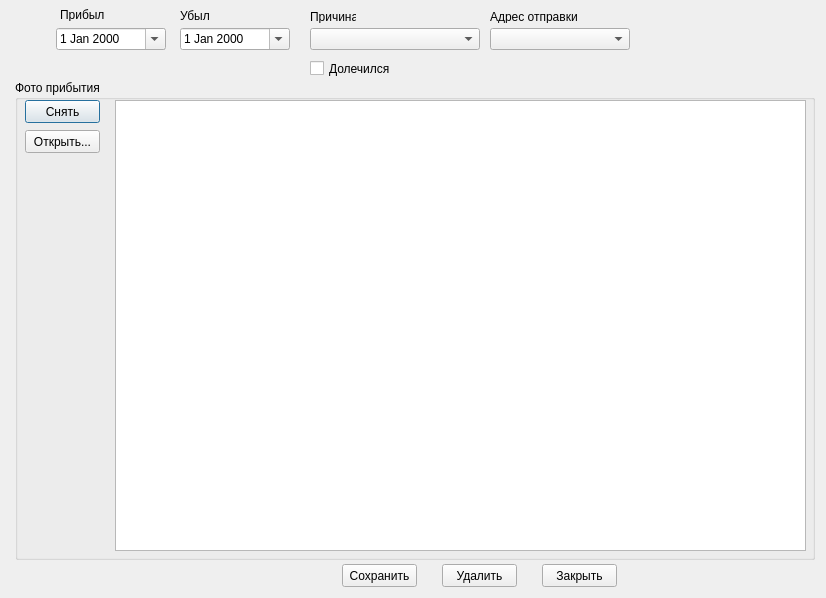
The window that arrive_form.ui (moisizz/Rehab-Database-Client) describes before a commit, drawn with Qt 5.
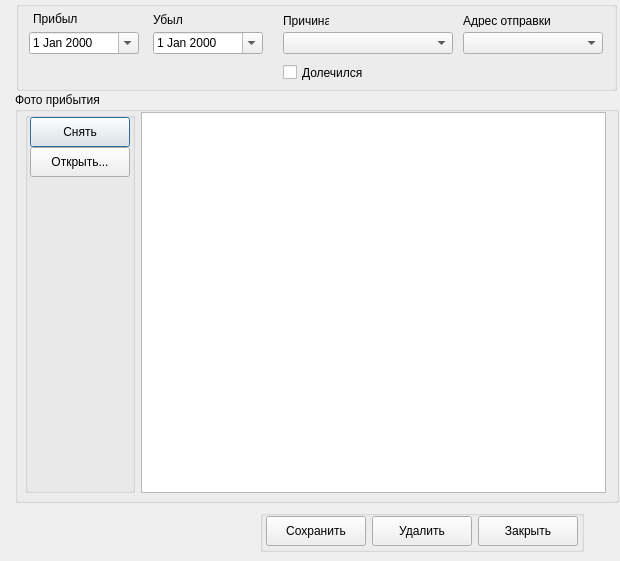
The same window after the commit.

Diff of the .ui file:
```diff
--- a/arrive_form.ui
+++ b/arrive_form.ui
@@ -6,214 +6,396 @@
    <rect>
     <x>0</x>
     <y>0</y>
-    <width>826</width>
-    <height>598</height>
+    <width>620</width>
+    <height>561</height>
    </rect>
   </property>
+  <property name="minimumSize">
+   <size>
+    <width>0</width>
+    <height>42</height>
+   </size>
+  </property>
   <property name="windowTitle">
    <string>Прибытие/убытие</string>
   </property>
   <property name="modal">
    <bool>true</bool>
   </property>
-  <widget class="QLabel" name="label_2">
-   <property name="geometry">
-    <rect>
-     <x>60</x>
-     <y>8</y>
-     <width>46</width>
-     <height>13</height>
-    </rect>
-   </property>
-   <property name="text">
-    <string>Прибыл</string>
-   </property>
-  </widget>
-  <widget class="QLabel" name="label_3">
-   <property name="geometry">
-    <rect>
-     <x>180</x>
-     <y>8</y>
-     <width>31</width>
-     <height>16</height>
-    </rect>
-   </property>
-   <property name="text">
-    <string>Убыл</string>
-   </property>
-  </widget>
-  <widget class="QLabel" name="label_4">
-   <property name="geometry">
-    <rect>
-     <x>310</x>
-     <y>10</y>
-     <width>46</width>
-     <height>13</height>
-    </rect>
-   </property>
-   <property name="text">
-    <string>Причина</string>
-   </property>
-  </widget>
-  <widget class="QDateEdit" name="arrive_date">
-   <property name="geometry">
-    <rect>
-     <x>56</x>
-     <y>28</y>
-     <width>110</width>
-     <height>22</height>
-    </rect>
-   </property>
-   <property name="calendarPopup">
-    <bool>true</bool>
-   </property>
-  </widget>
-  <widget class="QDateEdit" name="leave_date">
-   <property name="geometry">
-    <rect>
-     <x>180</x>
-     <y>28</y>
-     <width>110</width>
-     <height>22</height>
-    </rect>
-   </property>
-   <property name="calendarPopup">
-    <bool>true</bool>
-   </property>
-  </widget>
-  <widget class="QGroupBox" name="groupBox">
+  <widget class="QGroupBox" name="fotoBox">
    <property name="geometry">
     <rect>
      <x>15</x>
-     <y>80</y>
-     <width>800</width>
-     <height>480</height>
+     <y>92</y>
+     <width>604</width>
+     <height>411</height>
     </rect>
    </property>
+   <property name="sizePolicy">
+    <sizepolicy hsizetype="Minimum" vsizetype="Minimum">
+     <horstretch>0</horstretch>
+     <verstretch>0</verstretch>
+    </sizepolicy>
+   </property>
+   <property name="minimumSize">
+    <size>
+     <width>400</width>
+     <height>400</height>
+    </size>
+   </property>
    <property name="title">
     <string>Фото прибытия</string>
    </property>
-   <widget class="QGraphicsView" name="fotoArea">
+   <widget class="QWidget" name="horizontalLayoutWidget">
     <property name="geometry">
      <rect>
-      <x>100</x>
+      <x>10</x>
       <y>20</y>
-      <width>691</width>
-      <height>451</height>
+      <width>581</width>
+      <height>381</height>
      </rect>
     </property>
+    <layout class="QHBoxLayout" name="fotoLayout">
+     <item>
+      <widget class="QGroupBox" name="fotoButtonBox">
+       <property name="sizePolicy">
+        <sizepolicy hsizetype="Minimum" vsizetype="Minimum">
+         <horstretch>0</horstretch>
+         <verstretch>0</verstretch>
+        </sizepolicy>
+       </property>
+       <property name="minimumSize">
+        <size>
+         <width>110</width>
+         <height>70</height>
+        </size>
+       </property>
+       <property name="title">
+        <string/>
+       </property>
+       <widget class="QPushButton" name="makeFoto">
+        <property name="geometry">
+         <rect>
+          <x>5</x>
+          <y>5</y>
+          <width>100</width>
+          <height>30</height>
+         </rect>
+        </property>
+        <property name="sizePolicy">
+         <sizepolicy hsizetype="Fixed" vsizetype="Fixed">
+          <horstretch>0</horstretch>
+          <verstretch>0</verstretch>
+         </sizepolicy>
+        </property>
+        <property name="minimumSize">
+         <size>
+          <width>100</width>
+          <height>30</height>
+         </size>
+        </property>
+        <property name="layoutDirection">
+         <enum>Qt::LeftToRight</enum>
+        </property>
+        <property name="text">
+         <string>Снять</string>
+        </property>
+       </widget>
+       <widget class="QPushButton" name="openFoto">
+        <property name="geometry">
+         <rect>
+          <x>5</x>
+          <y>35</y>
+          <width>100</width>
+          <height>30</height>
+         </rect>
+        </property>
+        <property name="sizePolicy">
+         <sizepolicy hsizetype="Fixed" vsizetype="Fixed">
+          <horstretch>0</horstretch>
+          <verstretch>0</verstretch>
+         </sizepolicy>
+        </property>
+        <property name="minimumSize">
+         <size>
+          <width>100</width>
+          <height>30</height>
+         </size>
+        </property>
+        <property name="layoutDirection">
+         <enum>Qt::LeftToRight</enum>
+        </property>
+        <property name="text">
+         <string>Открыть...</string>
+        </property>
+       </widget>
+      </widget>
+     </item>
+     <item>
+      <widget class="QGraphicsView" name="fotoArea"/>
+     </item>
+    </layout>
    </widget>
-   <widget class="QPushButton" name="makeFoto">
+  </widget>
+  <widget class="QGroupBox" name="fieldsBox">
+   <property name="geometry">
+    <rect>
+     <x>16</x>
+     <y>1</y>
+     <width>601</width>
+     <height>90</height>
+    </rect>
+   </property>
+   <property name="sizePolicy">
+    <sizepolicy hsizetype="Minimum" vsizetype="Minimum">
+     <horstretch>0</horstretch>
+     <verstretch>0</verstretch>
+    </sizepolicy>
+   </property>
+   <property name="minimumSize">
+    <size>
+     <width>601</width>
+     <height>90</height>
+    </size>
+   </property>
+   <property name="title">
+    <string/>
+   </property>
+   <widget class="QCheckBox" name="is_cure">
     <property name="geometry">
      <rect>
-      <x>10</x>
-      <y>20</y>
-      <width>75</width>
-      <height>23</height>
+      <x>267</x>
+      <y>63</y>
+      <width>80</width>
+      <height>17</height>
      </rect>
     </property>
     <property name="text">
-     <string>Снять</string>
+     <string>Долечился</string>
     </property>
    </widget>
-   <widget class="QPushButton" name="openFoto">
+   <widget class="QComboBox" name="send_address_id">
     <property name="geometry">
      <rect>
-      <x>10</x>
-      <y>50</y>
-      <width>75</width>
-      <height>23</height>
+      <x>447</x>
+      <y>31</y>
+      <width>140</width>
+      <height>22</height>
      </rect>
     </property>
+   </widget>
+   <widget class="QDateEdit" name="arrive_date">
+    <property name="geometry">
+     <rect>
+      <x>13</x>
+      <y>31</y>
+      <width>110</width>
+      <height>22</height>
+     </rect>
+    </property>
+    <property name="calendarPopup">
+     <bool>true</bool>
+    </property>
+   </widget>
+   <widget class="QLabel" name="label_3">
+    <property name="geometry">
+     <rect>
+      <x>137</x>
+      <y>11</y>
+      <width>31</width>
+      <height>16</height>
+     </rect>
+    </property>
     <property name="text">
-     <string>Открыть...</string>
+     <string>Убыл</string>
     </property>
    </widget>
+   <widget class="QComboBox" name="leave_cause_id">
+    <property name="geometry">
+     <rect>
+      <x>267</x>
+      <y>31</y>
+      <width>170</width>
+      <height>22</height>
+     </rect>
+    </property>
+   </widget>
+   <widget class="QLabel" name="label_2">
+    <property name="geometry">
+     <rect>
+      <x>17</x>
+      <y>11</y>
+      <width>46</width>
+      <height>13</height>
+     </rect>
+    </property>
+    <property name="text">
+     <string>Прибыл</string>
+    </property>
+   </widget>
+   <widget class="QLabel" name="label_4">
+    <property name="geometry">
+     <rect>
+      <x>267</x>
+      <y>13</y>
+      <width>46</width>
+      <height>13</height>
+     </rect>
+    </property>
+    <property name="text">
+     <string>Причина</string>
+    </property>
+   </widget>
+   <widget class="QDateEdit" name="leave_date">
+    <property name="geometry">
+     <rect>
+      <x>137</x>
+      <y>31</y>
+      <width>110</width>
+      <height>22</height>
+     </rect>
+    </property>
+    <property name="calendarPopup">
+     <bool>true</bool>
+    </property>
+   </widget>
+   <widget class="QLabel" name="send_address_id_label">
+    <property name="geometry">
+     <rect>
+      <x>447</x>
+      <y>13</y>
+      <width>90</width>
+      <height>13</height>
+     </rect>
+    </property>
+    <property name="text">
+     <string>Адрес отправки</string>
+    </property>
+   </widget>
   </widget>
-  <widget class="QPushButton" name="saveButton">
+  <widget class="QGroupBox" name="buttonBox">
    <property name="geometry">
     <rect>
-     <x>342</x>
-     <y>564</y>
-     <width>75</width>
-     <height>23</height>
+     <x>260</x>
+     <y>510</y>
+     <width>324</width>
+     <height>42</height>
     </rect>
    </property>
-   <property name="text">
-    <string>Сохранить</string>
+   <property name="sizePolicy">
+    <sizepolicy hsizetype="Minimum" vsizetype="Fixed">
+     <horstretch>0</horstretch>
+     <verstretch>0</verstretch>
+    </sizepolicy>
    </property>
-  </widget>
-  <widget class="QPushButton" name="deleteButton">
-   <property name="geometry">
-    <rect>
-     <x>442</x>
-     <y>564</y>
-     <width>75</width>
-     <height>23</height>
-    </rect>
+   <property name="minimumSize">
+    <size>
+     <width>324</width>
+     <height>42</height>
+    </size>
    </property>
-   <property name="text">
-    <string>Удалить</string>
+   <property name="title">
+    <string/>
    </property>
-  </widget>
-  <widget class="QPushButton" name="closeButton">
-   <property name="geometry">
-    <rect>
-     <x>542</x>
-     <y>564</y>
-     <width>75</width>
-     <height>23</height>
-    </rect>
-   </property>
-   <property name="text">
-    <string>Закрыть</string>
-   </property>
-  </widget>
-  <widget class="QCheckBox" name="is_cure">
-   <property name="geometry">
-    <rect>
-     <x>310</x>
-     <y>60</y>
-     <width>80</width>
-     <height>17</height>
-    </rect>
-   </property>
-   <property name="text">
-    <string>Долечился</string>
-   </property>
-  </widget>
-  <widget class="QComboBox" name="leave_cause_id">
-   <property name="geometry">
-    <rect>
-     <x>310</x>
-     <y>28</y>
-     <width>170</width>
-     <height>22</height>
-    </rect>
-   </property>
-  </widget>
-  <widget class="QComboBox" name="send_address_id">
-   <property name="geometry">
-    <rect>
-     <x>490</x>
-     <y>28</y>
-     <width>140</width>
-     <height>22</height>
-    </rect>
-   </property>
-  </widget>
-  <widget class="QLabel" name="send_address_id_label">
-   <property name="geometry">
-    <rect>
-     <x>490</x>
-     <y>10</y>
-     <width>90</width>
-     <height>13</height>
-    </rect>
-   </property>
-   <property name="text">
-    <string>Адрес отправки</string>
-   </property>
+   <widget class="QPushButton" name="closeButton">
+    <property name="geometry">
+     <rect>
+      <x>218</x>
+      <y>6</y>
+      <width>100</width>
+      <height>30</height>
+     </rect>
+    </property>
+    <property name="sizePolicy">
+     <sizepolicy hsizetype="Minimum" vsizetype="Minimum">
+      <horstretch>0</horstretch>
+      <verstretch>0</verstretch>
+     </sizepolicy>
+    </property>
+    <property name="minimumSize">
+     <size>
+      <width>100</width>
+      <height>30</height>
+     </size>
+    </property>
+    <property name="maximumSize">
+     <size>
+      <width>100</width>
+      <height>30</height>
+     </size>
+    </property>
+    <property name="text">
+     <string>Закрыть</string>
+    </property>
+   </widget>
+   <widget class="QPushButton" name="deleteButton">
+    <property name="geometry">
+     <rect>
+      <x>112</x>
+      <y>6</y>
+      <width>100</width>
+      <height>30</height>
+     </rect>
+    </property>
+    <property name="sizePolicy">
+     <sizepolicy hsizetype="Minimum" vsizetype="Minimum">
+      <horstretch>0</horstretch>
+      <verstretch>0</verstretch>
+     </sizepolicy>
+    </property>
+    <property name="minimumSize">
+     <size>
+      <width>100</width>
+      <height>30</height>
+     </size>
+    </property>
+    <property name="maximumSize">
+     <size>
+      <width>100</width>
+      <height>30</height>
+     </size>
+    </property>
+    <property name="text">
+     <string>Удалить</string>
+    </property>
+   </widget>
+   <widget class="QPushButton" name="saveButton">
+    <property name="geometry">
+     <rect>
+      <x>6</x>
+      <y>6</y>
+      <width>100</width>
+      <height>30</height>
+     </rect>
+    </property>
+    <property name="sizePolicy">
+     <sizepolicy hsizetype="Minimum" vsizetype="Minimum">
+      <horstretch>0</horstretch>
+      <verstretch>0</verstretch>
+     </sizepolicy>
+    </property>
+    <property name="minimumSize">
+     <size>
+      <width>100</width>
+      <height>30</height>
+     </size>
+    </property>
+    <property name="maximumSize">
+     <size>
+      <width>100</width>
+      <height>30</height>
+     </size>
+    </property>
+    <property name="text">
+     <string>Сохранить</string>
+    </property>
+   </widget>
+   <zorder>closeButton</zorder>
+   <zorder>deleteButton</zorder>
+   <zorder>saveButton</zorder>
+   <zorder>closeButton</zorder>
+   <zorder>deleteButton</zorder>
+   <zorder>saveButton</zorder>
   </widget>
  </widget>
  <tabstops>
```
Left out of the diff: 13 changed lines with no effect on the pictures.
